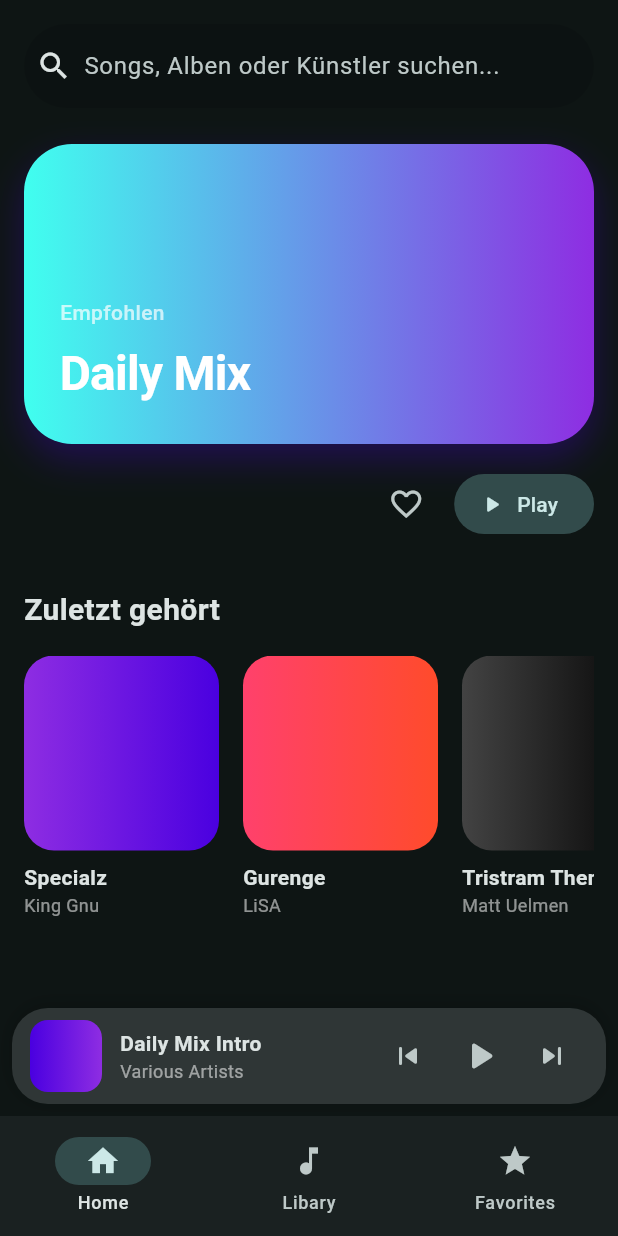
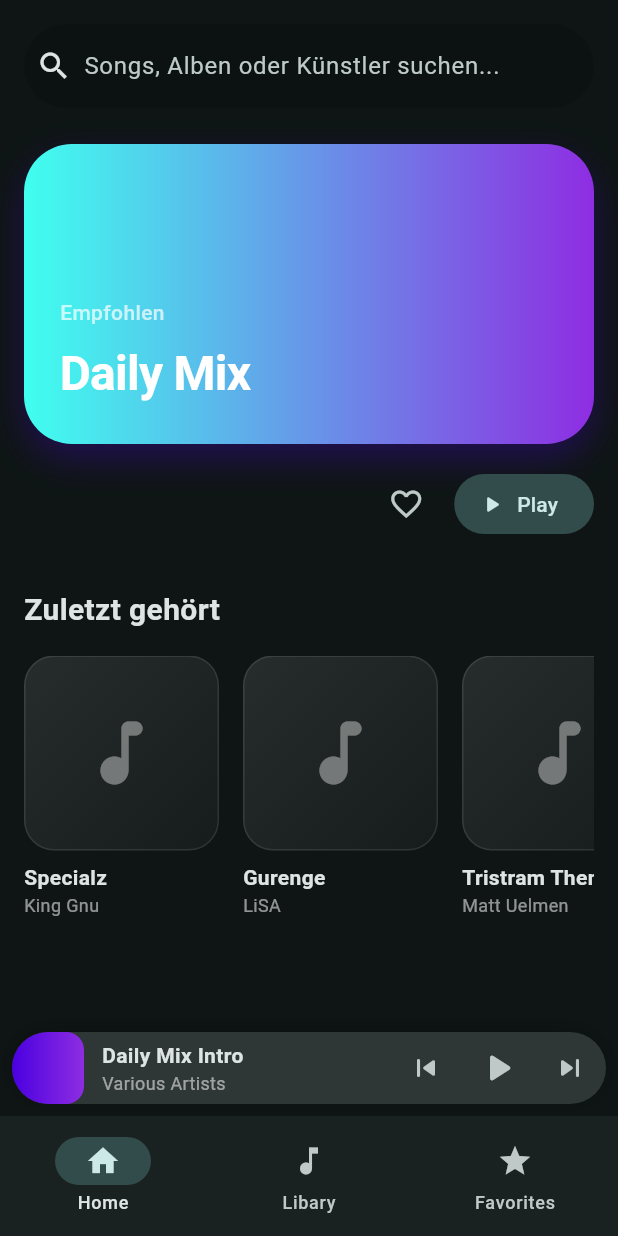
Before and after one commit to Exoshiva/musicplayer, a Flutter app: the screen it shows after launch, on a phone screen of 412 x 824 dp. Run offline on Flutter 3.47's test engine with Material 3 defaults, Android fonts, the phone set to English and light mode, and no system bars.

Commit message:
style: redesign recently played tiles for a cleaner, uniform look

```diff
--- a/lib/mini_player.dart
+++ b/lib/mini_player.dart
@@ -1,6 +1,5 @@
-// lib/widgets/mini_player.dart
-
 import 'package:flutter/material.dart';
+import '../screens/player_screen.dart'; // WICHTIG: Den Player-Screen importieren
 
 class MiniPlayer extends StatelessWidget {
   const MiniPlayer({super.key});
@@ -8,11 +7,10 @@ class MiniPlayer extends StatelessWidget {
   @override
   Widget build(BuildContext context) {
     return Container(
-      margin: const EdgeInsets.symmetric(horizontal: 8), // Kleiner Abstand zum Rand
-      padding: const EdgeInsets.symmetric(horizontal: 12, vertical: 8),
+      margin: const EdgeInsets.symmetric(horizontal: 8),
       decoration: BoxDecoration(
-        color: Theme.of(context).colorScheme.surfaceContainerHighest, // M3 Hintergrund
-        borderRadius: BorderRadius.circular(24), // Starke Rundung wie im Entwurf
+        color: Theme.of(context).colorScheme.surfaceContainerHighest,
+        borderRadius: BorderRadius.circular(24),
         boxShadow: [
           BoxShadow(
             color: Colors.black.withValues(alpha: 0.2),
@@ -21,6 +19,34 @@ class MiniPlayer extends StatelessWidget {
           ),
         ],
       ),
+      // 1. ClipRRect sorgt dafür, dass der Klick-Effekt nicht über die runden Ecken hinausragt
+      child: ClipRRect(
+        borderRadius: BorderRadius.circular(24),
+        // 2. Material ist nötig, damit das InkWell seinen Ripple-Effekt zeichnen kann
+        child: Material(
+          color: Colors.transparent,
+          // 3. InkWell macht das Widget klickbar
+          child: InkWell(
+            onTap: () {
+              // 4. Die fließende Slide-Animation zum Vollbild-Player
+              Navigator.of(context).push(
+                PageRouteBuilder(
+                  pageBuilder: (context, animation, secondaryAnimation) => const PlayerScreen(),
+                  transitionsBuilder: (context, animation, secondaryAnimation, child) {
+                    const begin = Offset(0.0, 1.0); // Startet am unteren Bildschirmrand
+                    const end = Offset.zero; // Endet exakt an der normalen Position
+                    const curve = Curves.easeOutQuart; // Eine sehr weiche, abbremsende Kurve
+
+                    var tween = Tween(begin: begin, end: end).chain(CurveTween(curve: curve));
+
+                    return SlideTransition(
+                      position: animation.drive(tween),
+                      child: child,
+                    );
+                  },
+                ),
+              );
+            },
             child: Row(
               children: [
                 // 1. Little Cover
@@ -71,6 +97,9 @@ class MiniPlayer extends StatelessWidget {
                 ),
               ],
             ),
+          ),
+        ),
+      ),
     );
   }
 }
--- a/lib/screens/home_screen.dart
+++ b/lib/screens/home_screen.dart
@@ -124,9 +124,21 @@ class HomeScreen extends StatelessWidget {
                         borderRadius: BorderRadius.circular(20),
                         gradient: LinearGradient(
                           colors: [
-                            Color(int.parse(song.gradientColors[0], radix: 16)),
-                            Color(int.parse(song.gradientColors[1], radix: 16)),
-                          ])
+                            Colors.white.withValues(alpha: 0.1),
+                            Colors.white.withValues(alpha: 0.03),
+                          ],
+                          begin: Alignment.topLeft,
+                          end: Alignment.bottomRight,
+                        ),
+                        // A Small Border
+                        border: Border.all(
+                          color: Colors.white.withValues(alpha:0.1),
+                          width: 1,
+                        ),
+                      ),
+                      // Centered Music-Icon
+                      child: const Center(child: Icon(Icons.music_note_rounded, size: 56,
+                      color: Colors.white38),
                       ),
                     ),
                     const SizedBox(height: 8),
```
Also changed, not shown: lib/screens/player_screen.dart (added, +160 -0 lines). Lines whose indentation alone changed are shown as unchanged.
